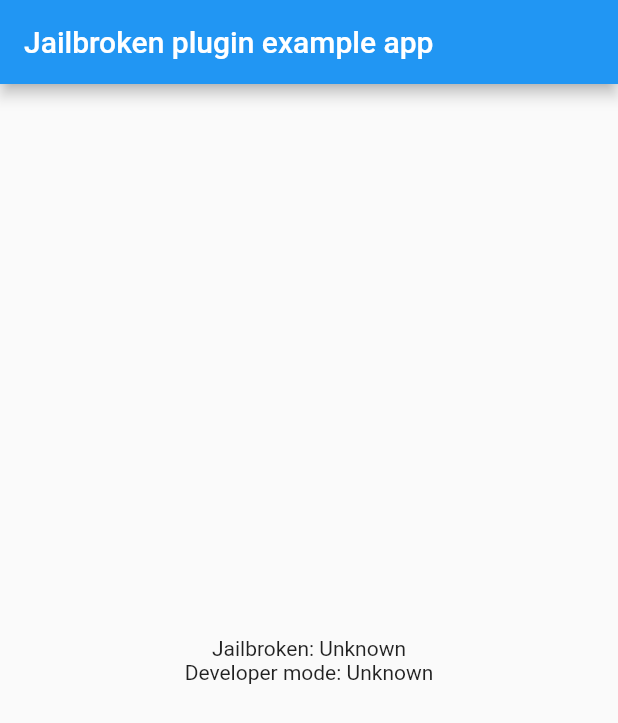
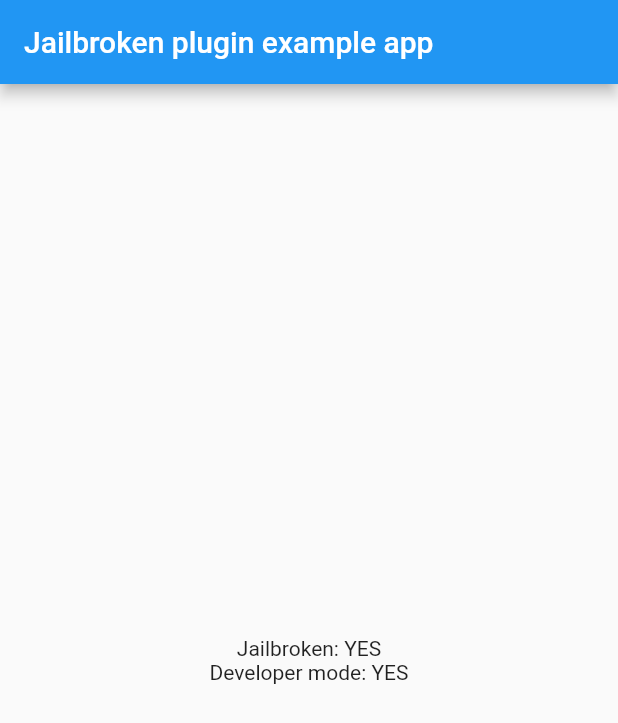
Before and after one commit to jeroentrappers/flutter_jailbreak_detection, a Flutter app: the screen it shows after launch, on a phone screen of 412 x 824 dp. Shown: the top 723 px of the screen. Run offline on Flutter 3.47's test engine with Material 2 defaults, Android fonts, the phone set to English and light mode, and no system bars.

Commit message:
Apply pull requests

```diff
--- a/lib/flutter_jailbreak_detection.dart
+++ b/lib/flutter_jailbreak_detection.dart
@@ -7,12 +7,12 @@ class FlutterJailbreakDetection {
       const MethodChannel('flutter_jailbreak_detection');
 
   static Future<bool> get jailbroken async {
-    bool jailbroken = await (_channel.invokeMethod('jailbroken') as FutureOr<bool>);
-    return jailbroken;
+    bool? jailbroken = await _channel.invokeMethod<bool>('jailbroken');
+    return jailbroken ?? true;
   }
 
   static Future<bool> get developerMode async {
-    bool developerMode = await (_channel.invokeMethod('developerMode') as FutureOr<bool>);
-    return developerMode;
+    bool? developerMode = await _channel.invokeMethod<bool>('developerMode');
+    return developerMode ?? true;
   }
 }
--- a/pubspec.yaml
+++ b/pubspec.yaml
@@ -1,11 +1,11 @@
 name: flutter_jailbreak_detection
 description: Flutter jailbreak and root detection plugin. This plugin wraps Rootbeer for use on Android and DTTJailbreakDetection for use on iOS.
-version: 1.4.0
+version: 1.5.0
 homepage: https://github.com/jeroentrappers/flutter_jailbreak_detection
 
 environment:
   sdk: '>=2.12.0 <3.0.0'
-  flutter: ">=1.10.0 <2.0.0"
+  flutter: ">=1.10.0"
 
 dependencies:
   flutter:
```
Also changed, not shown: 10 other files.
